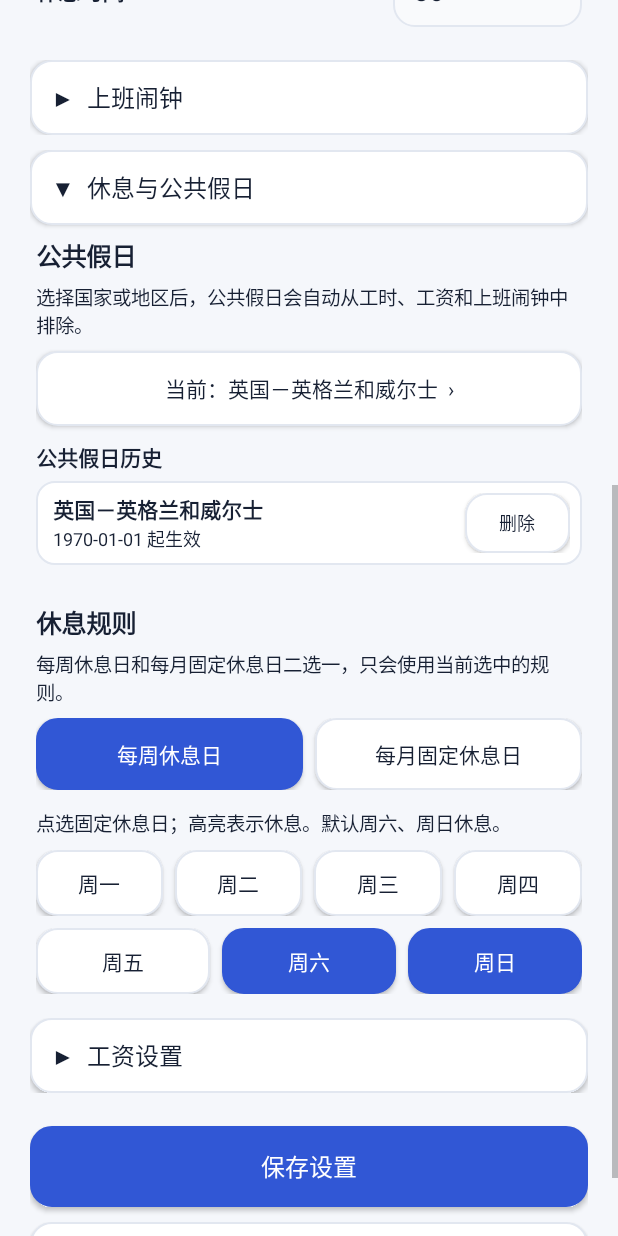
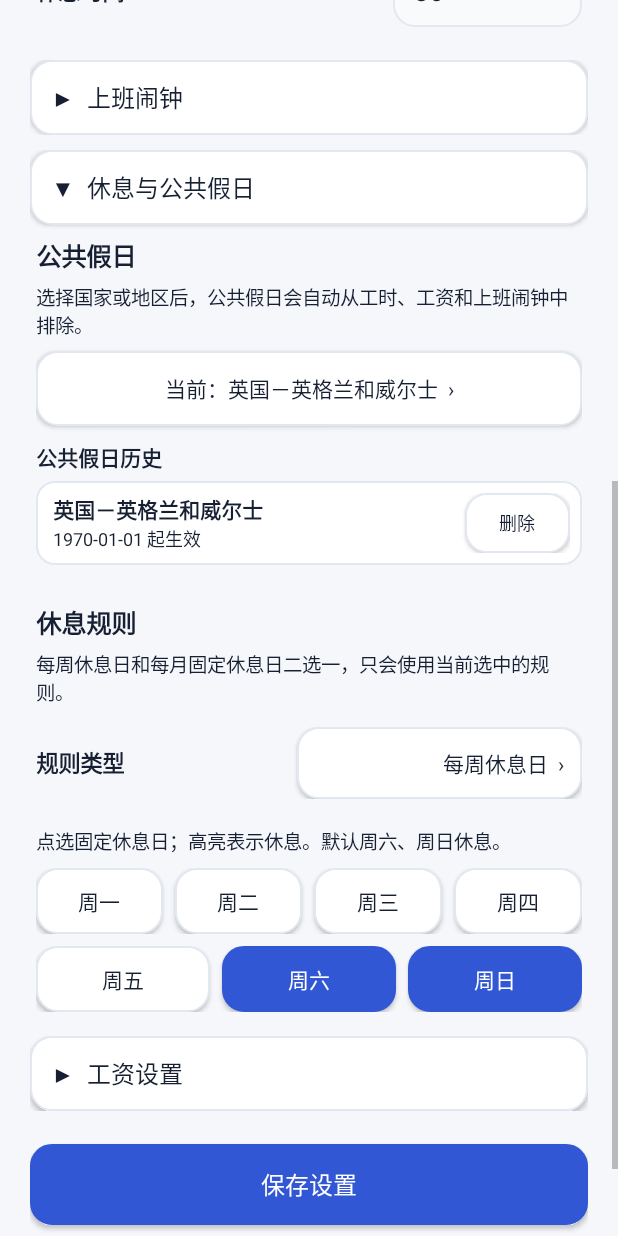
Before and after one commit to yagay/work, an Android app: the SettingsActivity screen opened directly, with no data from a screen before it, scrolled down 576 dp, on a phone screen of 412 x 824 dp. Run offline under Robolectric (Android 15) with nearby library versions, the phone set to English and light mode, and no system bars.

Commit message:
Refine settings choice rows

```diff
--- a/app/src/main/java/com/example/workhours/SettingsActivity.java
+++ b/app/src/main/java/com/example/workhours/SettingsActivity.java
@@ -100,9 +100,7 @@ public class SettingsActivity extends Activity {
     private LocalDate workStartDate;
     private TextView currentWageText;
     private LinearLayout wageHistoryContainer;
-    private Button themeSystemButton;
-    private Button themeLightButton;
-    private Button themeDarkButton;
+    private Button themeModeButton;
     private boolean appliedDarkTheme;
     private final Button[] restDayButtons = new Button[7];
 
@@ -156,19 +154,12 @@ public class SettingsActivity extends Activity {
         TextView appearanceInfo = text("选择 App 的显示主题。跟随系统会自动使用手机当前的浅色或深色模式。", 13, false);
         appearanceInfo.setPadding(0, 0, 0, dp(8));
         appearanceSection.addView(appearanceInfo);
-        LinearLayout themeRow = new LinearLayout(this);
-        themeRow.setOrientation(LinearLayout.HORIZONTAL);
+        themeModeButton = optionButton();
+        themeModeButton.setOnClickListener(v -> chooseThemeMode());
+        LinearLayout themeRow = settingInputRow("主题模式", dp(180));
+        themeRow.addView(themeModeButton, compactInputParams(dp(180)));
         appearanceSection.addView(themeRow);
-        themeSystemButton = new Button(this); themeSystemButton.setText("跟随系统");
-        themeLightButton = new Button(this); themeLightButton.setText("浅色");
-        themeDarkButton = new Button(this); themeDarkButton.setText("深色");
-        themeSystemButton.setOnClickListener(v -> setAppTheme(AppThemeManager.SYSTEM));
-        themeLightButton.setOnClickListener(v -> setAppTheme(AppThemeManager.LIGHT));
-        themeDarkButton.setOnClickListener(v -> setAppTheme(AppThemeManager.DARK));
-        themeRow.addView(themeSystemButton, new LinearLayout.LayoutParams(0, dp(46), 1f));
-        LinearLayout.LayoutParams tlp = new LinearLayout.LayoutParams(0, dp(46), 1f); tlp.leftMargin=dp(6); themeRow.addView(themeLightButton, tlp);
-        LinearLayout.LayoutParams tdp = new LinearLayout.LayoutParams(0, dp(46), 1f); tdp.leftMargin=dp(6); themeRow.addView(themeDarkButton, tdp);
-        refreshThemeButtons();
+        refreshThemeButton();
 
         LinearLayout basicSection = createCollapsibleSection(root, "基本工作设置", true);
         basicSection.addView(text("工作开始日期（可选）", 17, true));
@@ -353,19 +344,12 @@ public class SettingsActivity extends Activity {
         restRuleInfo.setPadding(0, 0, 0, dp(8));
         restSection.addView(restRuleInfo);
 
-        LinearLayout restModeRow = new LinearLayout(this);
-        restModeRow.setOrientation(LinearLayout.HORIZONTAL);
+        weeklyRestModeButton = optionButton();
+        weeklyRestModeButton.setOnClickListener(v -> chooseRestRuleMode());
+        LinearLayout restModeRow = settingInputRow("规则类型", dp(190));
+        restModeRow.addView(weeklyRestModeButton, compactInputParams(dp(190)));
         restSection.addView(restModeRow);
-        weeklyRestModeButton = new Button(this);
-        weeklyRestModeButton.setText("每周休息日");
-        weeklyRestModeButton.setOnClickListener(v -> setRestRuleMode("weekly"));
-        restModeRow.addView(weeklyRestModeButton, new LinearLayout.LayoutParams(0, dp(48), 1f));
-        monthlyRestModeButton = new Button(this);
-        monthlyRestModeButton.setText("每月固定休息日");
-        monthlyRestModeButton.setOnClickListener(v -> setRestRuleMode("monthly"));
-        LinearLayout.LayoutParams mrmp = new LinearLayout.LayoutParams(0, dp(48), 1f);
-        mrmp.leftMargin = dp(8);
-        restModeRow.addView(monthlyRestModeButton, mrmp);
+        monthlyRestModeButton = null;
 
         weeklyRestGroup = new LinearLayout(this);
         weeklyRestGroup.setOrientation(LinearLayout.VERTICAL);
@@ -822,8 +806,10 @@ public class SettingsActivity extends Activity {
         boolean monthly = "monthly".equals(restRuleMode);
         if (weeklyRestGroup != null) weeklyRestGroup.setVisibility(monthly ? android.view.View.GONE : android.view.View.VISIBLE);
         if (monthlyRestGroup != null) monthlyRestGroup.setVisibility(monthly ? android.view.View.VISIBLE : android.view.View.GONE);
-        if (weeklyRestModeButton != null) { weeklyRestModeButton.setSelected(!monthly); updateRestModeButtonStyle(weeklyRestModeButton, !monthly); }
-        if (monthlyRestModeButton != null) { monthlyRestModeButton.setSelected(monthly); updateRestModeButtonStyle(monthlyRestModeButton, monthly); }
+        if (weeklyRestModeButton != null) {
+            weeklyRestModeButton.setTag(restRuleMode);
+            weeklyRestModeButton.setText((monthly ? "每月固定休息日" : "每周休息日") + "  ›");
+        }
         if (monthly && monthlyRestCalendarGrid != null) rebuildMonthlyRestCalendar();
     }
 
@@ -941,7 +927,12 @@ public class SettingsActivity extends Activity {
     }
 
     private Button optionButton() {
-        Button b=new Button(this); UiStyle.button(this,b,false); return b;
+        Button b=new Button(this);
+        UiStyle.button(this,b,false);
+        b.setGravity(Gravity.END | Gravity.CENTER_VERTICAL);
+        b.setTextSize(14);
+        b.setPadding(dp(10),0,dp(12),0);
+        return b;
     }
 
     private void chooseAlarmRingtone() {
@@ -959,27 +950,35 @@ public class SettingsActivity extends Activity {
         if(alarmRingtoneButton==null)return;
         String saved=prefs.getString(WorkAlarmOptions.RINGTONE_URI_KEY,"");
         Uri uri=saved==null||saved.isEmpty()?RingtoneManager.getDefaultUri(RingtoneManager.TYPE_ALARM):Uri.parse(saved);
-        try { android.media.Ringtone r=RingtoneManager.getRingtone(this,uri); String title=r==null?"系统默认":r.getTitle(this); alarmRingtoneButton.setText(title); }
-        catch(Exception e){alarmRingtoneButton.setText("系统默认");}
+        try { android.media.Ringtone r=RingtoneManager.getRingtone(this,uri); String title=r==null?"系统默认":r.getTitle(this); alarmRingtoneButton.setText(title + "  ›"); }
+        catch(Exception e){alarmRingtoneButton.setText("系统默认  ›");}
     }
 
     private void chooseOption(String title, Button button, String[] labels, String[] values) {
-        new AlertDialog.Builder(this).setTitle(title).setItems(labels,(d,w)->{
-            button.setTag(values[w]); button.setText(labels[w]);
+        String current = button.getTag() == null ? "" : String.valueOf(button.getTag());
+        int checked = 0; for (int i=0;i<values.length;i++) if (values[i].equals(current)) { checked=i; break; }
+        new AlertDialog.Builder(this).setTitle(title).setSingleChoiceItems(labels,checked,(d,w)->{
+            d.dismiss();
+            button.setTag(values[w]); button.setText(labels[w] + "  ›");
             String key = button==vibrationPatternButton ? WorkAlarmOptions.VIBRATE_PATTERN_KEY : button==alarmKeyActionButton ? WorkAlarmOptions.KEY_ACTION_KEY : WorkAlarmOptions.BACK_ACTION_KEY;
             prefs.edit().putString(key,values[w]).apply();
-        }).show();
+        }).setNegativeButton("取消",null).show();
     }
 
     private void chooseIntOption(String title, Button button, String[] labels, int[] values, String key) {
-        new AlertDialog.Builder(this).setTitle(title).setItems(labels,(d,w)->{button.setTag(values[w]);button.setText(labels[w]);prefs.edit().putInt(key,values[w]).apply();}).show();
+        int current = button.getTag() instanceof Integer ? (Integer)button.getTag() : values[0];
+        int checked = 0; for (int i=0;i<values.length;i++) if (values[i]==current) { checked=i; break; }
+        new AlertDialog.Builder(this).setTitle(title).setSingleChoiceItems(labels,checked,(d,w)->{
+            d.dismiss();
+            button.setTag(values[w]);button.setText(labels[w] + "  ›");prefs.edit().putInt(key,values[w]).apply();
+        }).setNegativeButton("取消",null).show();
     }
 
     private void setOptionButton(Button button,String value,String[] labels,String[] values){
-        int found=0;for(int i=0;i<values.length;i++)if(values[i].equals(value)){found=i;break;}button.setTag(values[found]);button.setText(labels[found]);
+        int found=0;for(int i=0;i<values.length;i++)if(values[i].equals(value)){found=i;break;}button.setTag(values[found]);button.setText(labels[found] + "  ›");
     }
     private void setIntOptionButton(Button button,int value,String[] labels,int[] values){
-        int found=0;for(int i=0;i<values.length;i++)if(values[i]==value){found=i;break;}button.setTag(values[found]);button.setText(labels[found]);
+        int found=0;for(int i=0;i<values.length;i++)if(values[i]==value){found=i;break;}button.setTag(values[found]);button.setText(labels[found] + "  ›");
     }
 
     private void testAlarmNow() {
@@ -997,16 +996,37 @@ public class SettingsActivity extends Activity {
         recreate();
     }
 
-    private void refreshThemeButtons() {
-        if (themeSystemButton == null) return;
-        String mode = AppThemeManager.mode(this);
-        paintThemeButton(themeSystemButton, AppThemeManager.SYSTEM.equals(mode));
-        paintThemeButton(themeLightButton, AppThemeManager.LIGHT.equals(mode));
-        paintThemeButton(themeDarkButton, AppThemeManager.DARK.equals(mode));
-    }
-
-    private void paintThemeButton(Button button, boolean selected) {
-        UiStyle.button(this, button, selected);
+    private void refreshThemeButton() {
+        if (themeModeButton == null) return;
+        themeModeButton.setText(AppThemeManager.label(AppThemeManager.mode(this)) + "  ›");
+    }
+
+    private void chooseThemeMode() {
+        String[] labels = {"跟随系统", "浅色", "深色"};
+        String[] values = {AppThemeManager.SYSTEM, AppThemeManager.LIGHT, AppThemeManager.DARK};
+        String current = AppThemeManager.mode(this);
+        int checked = AppThemeManager.LIGHT.equals(current) ? 1 : AppThemeManager.DARK.equals(current) ? 2 : 0;
+        new AlertDialog.Builder(this)
+                .setTitle("主题模式")
+                .setSingleChoiceItems(labels, checked, (dialog, which) -> {
+                    dialog.dismiss();
+                    setAppTheme(values[which]);
+                })
+                .setNegativeButton("取消", null)
+                .show();
+    }
+
+    private void chooseRestRuleMode() {
+        String[] labels = {"每周休息日", "每月固定休息日"};
+        int checked = "monthly".equals(restRuleMode) ? 1 : 0;
+        new AlertDialog.Builder(this)
+                .setTitle("休息规则")
+                .setSingleChoiceItems(labels, checked, (dialog, which) -> {
+                    dialog.dismiss();
+                    setRestRuleMode(which == 1 ? "monthly" : "weekly");
+                })
+                .setNegativeButton("取消", null)
+                .show();
     }
 
     private LinearLayout createCollapsibleSection(LinearLayout root, String title, boolean expanded) {
```
